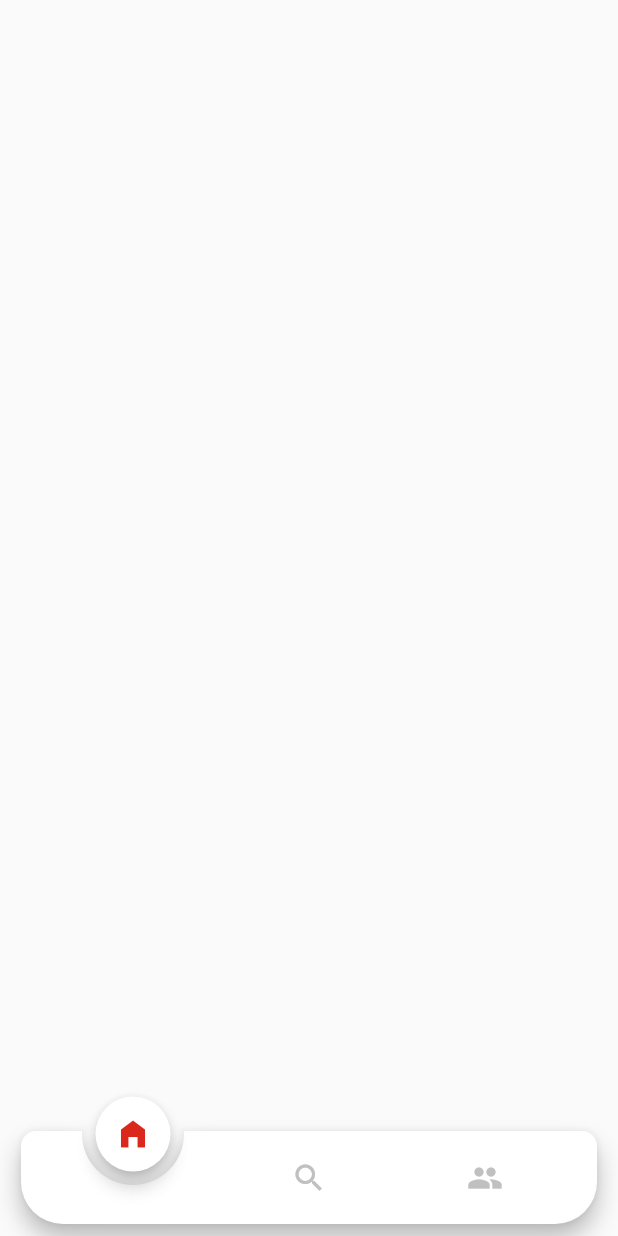
After one commit to IqbalNugraha/Ecommerce-Happiest, a Flutter app: the BottomNavigationPage screen opened directly, on a phone screen of 412 x 824 dp. The commit adds this screen. Run offline on Flutter 3.47's test engine with Material 2 defaults, Android fonts, the phone set to English and light mode, and no system bars; drawn by our look-alikes of animated_notch_bottom_bar; our stand-ins replace bloc, carousel_slider, dartz, dots_indicator, flutter_bloc, fluttertoast and 2 more.

Commit message:
Implementasi Register Akun Implementasi Bottom Navigasi

```diff
--- a/lib/common/constans/api_services.dart
+++ b/lib/common/constans/api_services.dart
@@ -1,6 +1,7 @@
 class ApiServices{
-  static const String baseUrl = "https://e52c-103-147-8-121.ngrok-free.app/";
+  static const String baseUrl = "https://1ecf-202-138-240-119.ngrok-free.app/";
 
   //auth
   static const String login = "api/auth/local";
+  static const String register = "api/auth/local/register";
 }
--- a/lib/common/constans/variables.dart
+++ b/lib/common/constans/variables.dart
@@ -19,8 +19,25 @@ class Variables {
   static const String register = "Register";
   static const String forgotPassword = "Forgot Password?";
 
+  //register
+  static const String headerRegister = "Let's Register and Find Your Journey";
+  static const String name = "Fullname";
+  static const String rePassword = "Retype Password";
+  static const String hintRePassword = "Input your retype password";
+  static const String hintName = "Input your fullname";
+  static const String btnRegister = "Register";
+  static const String haveAccount = "Have an account?";
+  static const String login = "Login";
+
+  //bottom-navigation
+  static const String home = "Home";
+  static const String search = "Search";
+  static const String profile = "Profile";
+
   //message
   static const String cantEmpty = "Field can't empty";
+  static const String passwordEmpty = "Password can't empty";
+  static const String passwordNotSame = "Password is not same";
   static const String http408 = "Request Time Out";
   static const String httpService = "Internal Services Error";
 
--- /dev/null
+++ b/lib/presentation/auth/bloc/register/register_event.dart
@@ -0,0 +1,7 @@
+part of 'register_bloc.dart';
+
+@freezed
+class RegisterEvent with _$RegisterEvent {
+  const factory RegisterEvent.started() = _Started;
+  const factory RegisterEvent.register(RegisterRequestModel model) = _Register;
+}
--- /dev/null
+++ b/lib/presentation/auth/bloc/register/register_state.dart
@@ -0,0 +1,9 @@
+part of 'register_bloc.dart';
+
+@freezed
+class RegisterState with _$RegisterState {
+  const factory RegisterState.initial() = _Initial;
+  const factory RegisterState.loading() = _Loading;
+  const factory RegisterState.success(AuthResponseModel data) = _Success;
+  const factory RegisterState.error(String error) = _Error;
+}
--- /dev/null
+++ b/lib/presentation/bottom_navigation_page.dart
@@ -0,0 +1,91 @@
+import 'package:ecommerce_final_task/common/constans/variables.dart';
+import 'package:flutter/material.dart';
+import 'package:animated_notch_bottom_bar/animated_notch_bottom_bar/animated_notch_bottom_bar.dart';
+
+import '../common/constans/colors.dart';
+
+class BottomNavigationPage extends StatefulWidget {
+  const BottomNavigationPage({super.key});
+
+  @override
+  State<BottomNavigationPage> createState() => _BottomNavigationPageState();
+}
+
+class _BottomNavigationPageState extends State<BottomNavigationPage> {
+  final _pageController = PageController(initialPage: 0);
+  final _controller = NotchBottomBarController(index: 0);
+  int maxCount = 3;
+
+  // widget list
+  final List<Widget> _bottomBarPages = [
+    Container(),
+    Container(),
+    Container(),
+  ];
+
+  @override
+  void dispose() {
+    _pageController.dispose();
+    super.dispose();
+  }
+
+  @override
+  Widget build(BuildContext context) {
+    return Scaffold(
+      body: PageView(
+        controller: _pageController,
+        physics: const NeverScrollableScrollPhysics(),
+        children: List.generate(
+            _bottomBarPages.length, (index) => _bottomBarPages[index]),
+      ),
+      extendBody: true,
+      bottomNavigationBar: (_bottomBarPages.length <= maxCount)
+          ? AnimatedNotchBottomBar(
+              notchBottomBarController: _controller,
+              showLabel: false,
+              removeMargins: false,
+              bottomBarWidth: 500,
+              durationInMilliSeconds: 300,
+              bottomBarItems: const [
+                BottomBarItem(
+                  inActiveItem: Icon(
+                    Icons.home_filled,
+                    color: MyColors.greyColor,
+                  ),
+                  activeItem: Icon(
+                    Icons.home_filled,
+                    color: MyColors.redColor,
+                  ),
+                  itemLabel: Variables.home,
+                ),
+                BottomBarItem(
+                  inActiveItem: Icon(
+                    Icons.search,
+                    color: MyColors.greyColor,
+                  ),
+                  activeItem: Icon(
+                    Icons.search,
+                    color: MyColors.redColor,
+                  ),
+                  itemLabel: Variables.search,
+                ),
+                BottomBarItem(
+                  inActiveItem: Icon(
+                    Icons.people,
+                    color: MyColors.greyColor,
+                  ),
+                  activeItem: Icon(
+                    Icons.people,
+                    color: MyColors.redColor,
+                  ),
+                  itemLabel: Variables.profile,
+                ),
+              ],
+              onTap: (index) {
+                _pageController.jumpToPage(index);
+              },
+            )
+          : null,
+    );
+  }
+}
```
Also changed, not shown: lib/data/datasources/auth/auth_remote_datasource.dart (+34 -0 lines), lib/data/models/requests/auth/register_request_model.dart (added, +51 -0 lines), lib/main.dart (+11 -2 lines), lib/presentation/auth/bloc/register/register_bloc.dart (added, +22 -0 lines), lib/presentation/auth/login_page.dart (+27 -4 lines), lib/presentation/auth/register_page.dart (added, +293 -0 lines), lib/presentation/blank_page.dart (deleted, +0 -10 lines), lib/presentation/landing_page.dart (+31 -4 lines), pubspec.yaml (+8 -6 lines), lib/presentation/auth/bloc/register/register_bloc.freezed.dart (added), pubspec.lock, 1 other file.
